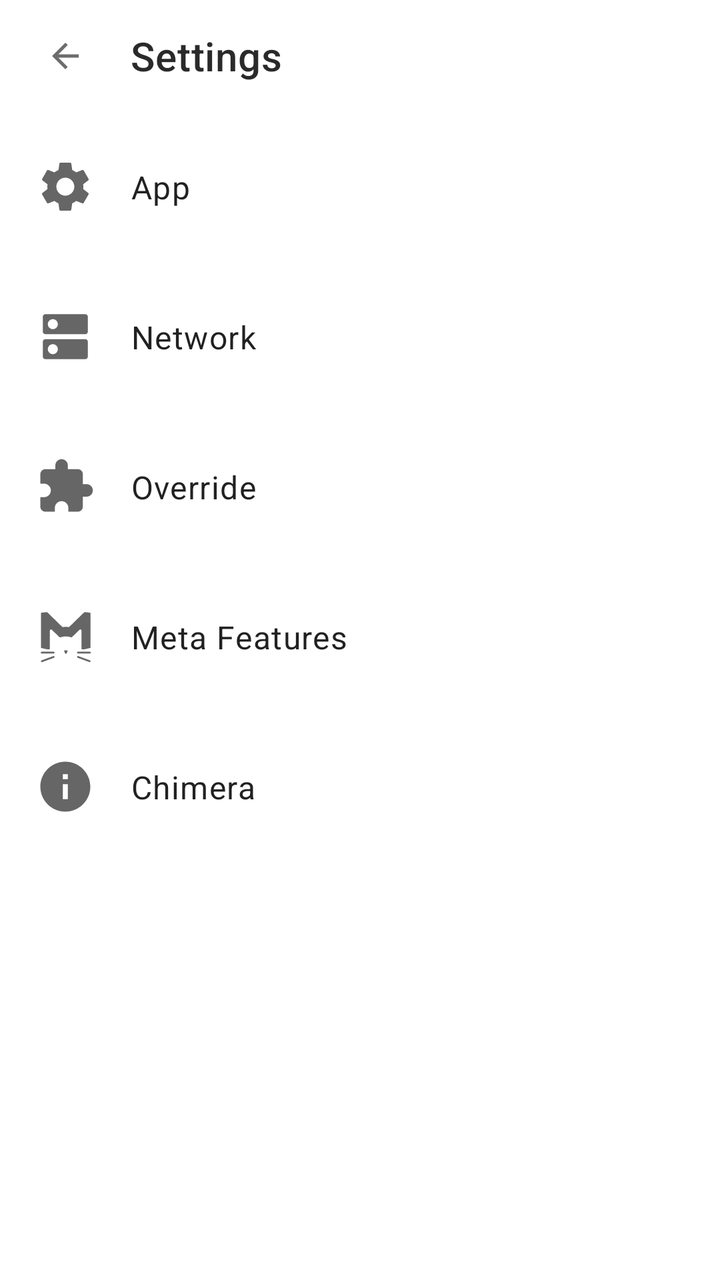
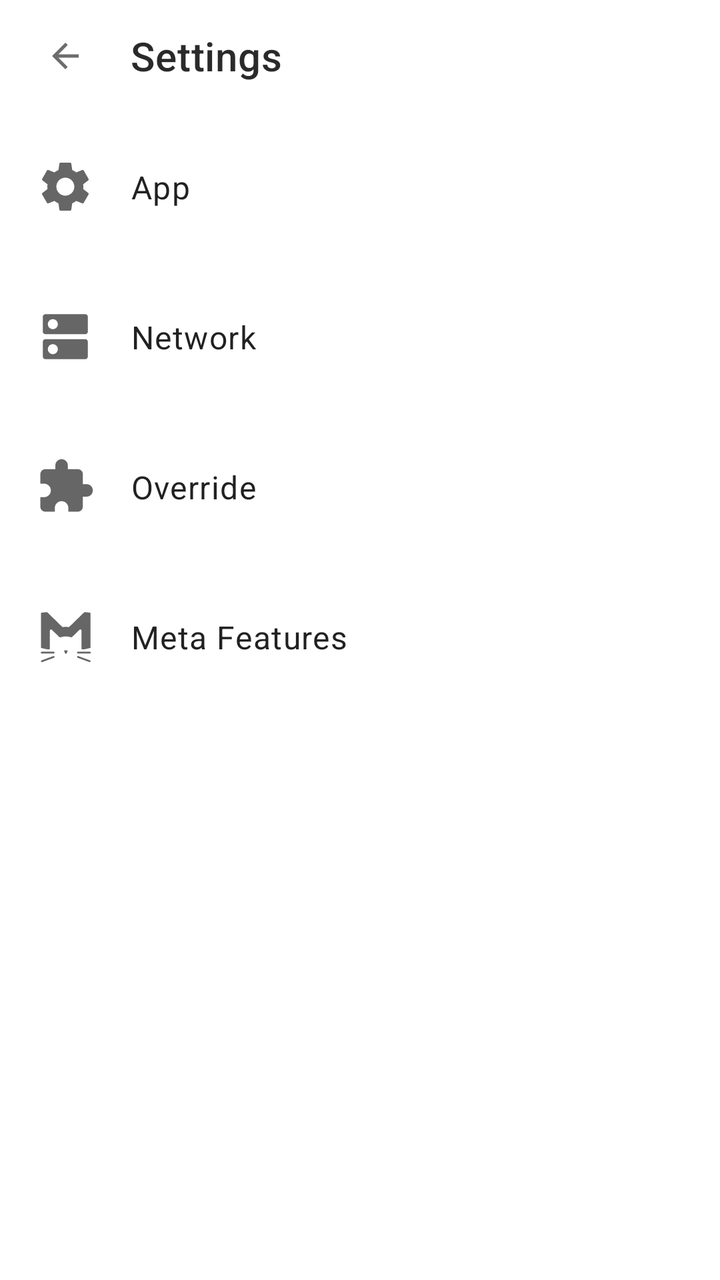

Two renders of the same Android screen: before a commit and after it. Below are the layout's source before the change and the commit's diff.
<!-- AndroidManifest.xml: application theme Theme.Chimera -->
<!-- res/layout/meta_design_settings_home.xml -->
<?xml version="1.0" encoding="utf-8"?>
<androidx.coordinatorlayout.widget.CoordinatorLayout xmlns:android="http://schemas.android.com/apk/res/android"
    android:layout_width="match_parent"
    android:layout_height="match_parent">

    <ScrollView
        android:id="@+id/settings_scroll"
        android:layout_width="match_parent"
        android:layout_height="match_parent"
        android:scrollbars="none">

        <LinearLayout
            android:layout_width="match_parent"
            android:layout_height="wrap_content"
            android:paddingTop="?attr/actionBarSize"
            android:orientation="vertical">

            <LinearLayout
                android:id="@+id/category_app"
                android:layout_width="match_parent"
                android:layout_height="wrap_content"
                android:background="?attr/selectableItemBackground"
                android:clickable="true"
                android:focusable="true"
                android:gravity="center_vertical"
                android:minHeight="75dp"
                android:orientation="horizontal"
                android:paddingVertical="16dp">

                <View
                    android:layout_width="30dp"
                    android:layout_height="30dp"
                    android:layout_marginHorizontal="17.5dp"
                    android:background="@drawable/ic_baseline_settings" />

                <TextView
                    android:layout_width="match_parent"
                    android:layout_height="wrap_content"
                    android:text="@string/settings_category_app"
                    android:textAppearance="@style/TextAppearance.MaterialComponents.Body1" />
            </LinearLayout>

            <LinearLayout
                android:id="@+id/category_network"
                android:layout_width="match_parent"
                android:layout_height="wrap_content"
                android:background="?attr/selectableItemBackground"
                android:clickable="true"
                android:focusable="true"
                android:gravity="center_vertical"
                android:minHeight="75dp"
                android:orientation="horizontal"
                android:paddingVertical="16dp">

                <View
                    android:layout_width="30dp"
                    android:layout_height="30dp"
                    android:layout_marginHorizontal="17.5dp"
                    android:background="@drawable/ic_baseline_dns" />

                <TextView
                    android:layout_width="match_parent"
                    android:layout_height="wrap_content"
                    android:text="@string/settings_category_network"
                    android:textAppearance="@style/TextAppearance.MaterialComponents.Body1" />
            </LinearLayout>

            <LinearLayout
                android:id="@+id/category_override"
                android:layout_width="match_parent"
                android:layout_height="wrap_content"
                android:background="?attr/selectableItemBackground"
                android:clickable="true"
                android:focusable="true"
                android:gravity="center_vertical"
                android:minHeight="75dp"
                android:orientation="horizontal"
                android:paddingVertical="16dp">

                <View
                    android:layout_width="30dp"
                    android:layout_height="30dp"
                    android:layout_marginHorizontal="17.5dp"
                    android:background="@drawable/ic_baseline_extension" />

                <TextView
                    android:layout_width="match_parent"
                    android:layout_height="wrap_content"
                    android:text="@string/settings_category_override"
                    android:textAppearance="@style/TextAppearance.MaterialComponents.Body1" />
            </LinearLayout>

            <LinearLayout
                android:id="@+id/category_meta_features"
                android:layout_width="match_parent"
                android:layout_height="wrap_content"
                android:background="?attr/selectableItemBackground"
                android:clickable="true"
                android:focusable="true"
                android:gravity="center_vertical"
                android:minHeight="75dp"
                android:orientation="horizontal"
                android:paddingVertical="16dp">

                <View
                    android:layout_width="30dp"
                    android:layout_height="30dp"
                    android:layout_marginHorizontal="17.5dp"
                    android:background="@drawable/ic_baseline_meta" />

                <TextView
                    android:layout_width="match_parent"
                    android:layout_height="wrap_content"
                    android:text="@string/settings_category_meta_features"
                    android:textAppearance="@style/TextAppearance.MaterialComponents.Body1" />
            </LinearLayout>

            <LinearLayout
                android:id="@+id/category_chimera"
                android:layout_width="match_parent"
                android:layout_height="wrap_content"
                android:background="?attr/selectableItemBackground"
                android:clickable="true"
                android:focusable="true"
                android:gravity="center_vertical"
                android:minHeight="75dp"
                android:orientation="horizontal"
                android:paddingVertical="16dp">

                <View
                    android:layout_width="30dp"
                    android:layout_height="30dp"
                    android:layout_marginHorizontal="17.5dp"
                    android:background="@drawable/ic_baseline_info" />

                <TextView
                    android:layout_width="match_parent"
                    android:layout_height="wrap_content"
                    android:text="@string/settings_chimera_features"
                    android:textAppearance="@style/TextAppearance.MaterialComponents.Body1" />
            </LinearLayout>
        </LinearLayout>
    </ScrollView>

    <LinearLayout
        android:id="@+id/toolbar"
        android:layout_width="match_parent"
        android:layout_height="?attr/actionBarSize"
        android:alpha="0.96"
        android:background="?android:attr/windowBackground"
        android:clickable="true"
        android:elevation="0dp"
        android:gravity="center_vertical"
        android:importantForAccessibility="no"
        android:orientation="horizontal"
        android:paddingEnd="17.5dp">

        <ImageView
            android:id="@+id/toolbar_navigation"
            android:layout_width="30dp"
            android:layout_height="30dp"
            android:layout_marginHorizontal="17.5dp"
            android:background="?attr/selectableItemBackgroundBorderless"
            android:clickable="true"
            android:contentDescription="@string/back"
            android:focusable="true"
            android:paddingHorizontal="5dp"
            android:src="@drawable/ic_baseline_arrow_back" />

        <TextView
            android:id="@+id/toolbar_title"
            android:layout_width="wrap_content"
            android:layout_height="wrap_content"
            android:ellipsize="end"
            android:maxLines="1"
            android:text="@string/settings_screen"
            android:textAppearance="@style/TextAppearance.MaterialComponents.Headline6" />
    </LinearLayout>
</androidx.coordinatorlayout.widget.CoordinatorLayout>
<!-- resources referenced by this layout -->
<resources>
  <!-- drawable ic_baseline_arrow_back (drawable) -->
  <vector xmlns:android="http://schemas.android.com/apk/res/android"
      android:width="24dp"
      android:height="24dp"
      android:tint="?attr/colorControlNormal"
      android:viewportWidth="24"
      android:viewportHeight="24">
      <path
          android:fillColor="@android:color/white"
          android:pathData="M20,11H7.83l5.59,-5.59L12,4l-8,8 8,8 1.41,-1.41L7.83,13H20v-2z" />
  </vector>
  <!-- drawable ic_baseline_dns (drawable) -->
  <vector xmlns:android="http://schemas.android.com/apk/res/android"
      android:width="24dp"
      android:height="24dp"
      android:tint="?attr/colorControlNormal"
      android:viewportWidth="24"
      android:viewportHeight="24">
      <path
          android:fillColor="@android:color/white"
          android:pathData="M20,13H4c-0.55,0 -1,0.45 -1,1v6c0,0.55 0.45,1 1,1h16c0.55,0 1,-0.45 1,-1v-6c0,-0.55 -0.45,-1 -1,-1zM7,19c-1.1,0 -2,-0.9 -2,-2s0.9,-2 2,-2 2,0.9 2,2 -0.9,2 -2,2zM20,3H4c-0.55,0 -1,0.45 -1,1v6c0,0.55 0.45,1 1,1h16c0.55,0 1,-0.45 1,-1V4c0,-0.55 -0.45,-1 -1,-1zM7,9c-1.1,0 -2,-0.9 -2,-2s0.9,-2 2,-2 2,0.9 2,2 -0.9,2 -2,2z" />
  </vector>
  <!-- drawable ic_baseline_extension (drawable) -->
  <vector xmlns:android="http://schemas.android.com/apk/res/android"
      android:width="24dp"
      android:height="24dp"
      android:tint="?attr/colorControlNormal"
      android:viewportWidth="24"
      android:viewportHeight="24">
      <path
          android:fillColor="@android:color/white"
          android:pathData="M20.5,11H19V7c0,-1.1 -0.9,-2 -2,-2h-4V3.5C13,2.12 11.88,1 10.5,1S8,2.12 8,3.5V5H4c-1.1,0 -1.99,0.9 -1.99,2v3.8H3.5c1.49,0 2.7,1.21 2.7,2.7s-1.21,2.7 -2.7,2.7H2V20c0,1.1 0.9,2 2,2h3.8v-1.5c0,-1.49 1.21,-2.7 2.7,-2.7 1.49,0 2.7,1.21 2.7,2.7V22H17c1.1,0 2,-0.9 2,-2v-4h1.5c1.38,0 2.5,-1.12 2.5,-2.5S21.88,11 20.5,11z" />
  </vector>
  <!-- drawable ic_baseline_info (drawable) -->
  <vector xmlns:android="http://schemas.android.com/apk/res/android"
      android:width="24dp"
      android:height="24dp"
      android:tint="?attr/colorControlNormal"
      android:viewportWidth="24"
      android:viewportHeight="24">
      <path
          android:fillColor="@android:color/white"
          android:pathData="M12,2C6.48,2 2,6.48 2,12s4.48,10 10,10 10,-4.48 10,-10S17.52,2 12,2zM13,17h-2v-6h2v6zM13,9h-2L11,7h2v2z" />
  </vector>
  <string name="back">Back</string>
  <string name="settings_category_app">App</string>
  <string name="settings_category_meta_features">Meta Features</string>
  <string name="settings_category_network">Network</string>
  <string name="settings_category_override">Override</string>
  <string name="settings_chimera_features">Chimera</string>
  <string name="settings_screen">Settings</string>
  <style name="Theme.Chimera" parent="Theme.MaterialComponents.DayNight.NoActionBar" />
  <!-- unchanged entries left out for length: 2 -->
</resources>

<!-- the commit's change to res/layout/meta_design_settings_home.xml (unified diff, before → after) -->
@@ -115,30 +115,6 @@
                     android:textAppearance="@style/TextAppearance.MaterialComponents.Body1" />
             </LinearLayout>
 
-            <LinearLayout
-                android:id="@+id/category_chimera"
-                android:layout_width="match_parent"
-                android:layout_height="wrap_content"
-                android:background="?attr/selectableItemBackground"
-                android:clickable="true"
-                android:focusable="true"
-                android:gravity="center_vertical"
-                android:minHeight="75dp"
-                android:orientation="horizontal"
-                android:paddingVertical="16dp">
-
-                <View
-                    android:layout_width="30dp"
-                    android:layout_height="30dp"
-                    android:layout_marginHorizontal="17.5dp"
-                    android:background="@drawable/ic_baseline_info" />
-
-                <TextView
-                    android:layout_width="match_parent"
-                    android:layout_height="wrap_content"
-                    android:text="@string/settings_chimera_features"
-                    android:textAppearance="@style/TextAppearance.MaterialComponents.Body1" />
-            </LinearLayout>
         </LinearLayout>
     </ScrollView>
 
<!-- resource entries referenced after the edit -->
@@ -33,23 +33,11 @@
           android:fillColor="@android:color/white"
           android:pathData="M20.5,11H19V7c0,-1.1 -0.9,-2 -2,-2h-4V3.5C13,2.12 11.88,1 10.5,1S8,2.12 8,3.5V5H4c-1.1,0 -1.99,0.9 -1.99,2v3.8H3.5c1.49,0 2.7,1.21 2.7,2.7s-1.21,2.7 -2.7,2.7H2V20c0,1.1 0.9,2 2,2h3.8v-1.5c0,-1.49 1.21,-2.7 2.7,-2.7 1.49,0 2.7,1.21 2.7,2.7V22H17c1.1,0 2,-0.9 2,-2v-4h1.5c1.38,0 2.5,-1.12 2.5,-2.5S21.88,11 20.5,11z" />
   </vector>
-  <!-- drawable ic_baseline_info (drawable) -->
-  <vector xmlns:android="http://schemas.android.com/apk/res/android"
-      android:width="24dp"
-      android:height="24dp"
-      android:tint="?attr/colorControlNormal"
-      android:viewportWidth="24"
-      android:viewportHeight="24">
-      <path
-          android:fillColor="@android:color/white"
-          android:pathData="M12,2C6.48,2 2,6.48 2,12s4.48,10 10,10 10,-4.48 10,-10S17.52,2 12,2zM13,17h-2v-6h2v6zM13,9h-2L11,7h2v2z" />
-  </vector>
   <string name="back">Back</string>
   <string name="settings_category_app">App</string>
   <string name="settings_category_meta_features">Meta Features</string>
   <string name="settings_category_network">Network</string>
   <string name="settings_category_override">Override</string>
-  <string name="settings_chimera_features">Chimera</string>
   <string name="settings_screen">Settings</string>
   <style name="Theme.Chimera" parent="Theme.MaterialComponents.DayNight.NoActionBar" />
   <!-- unchanged entries left out for length: 2 -->
